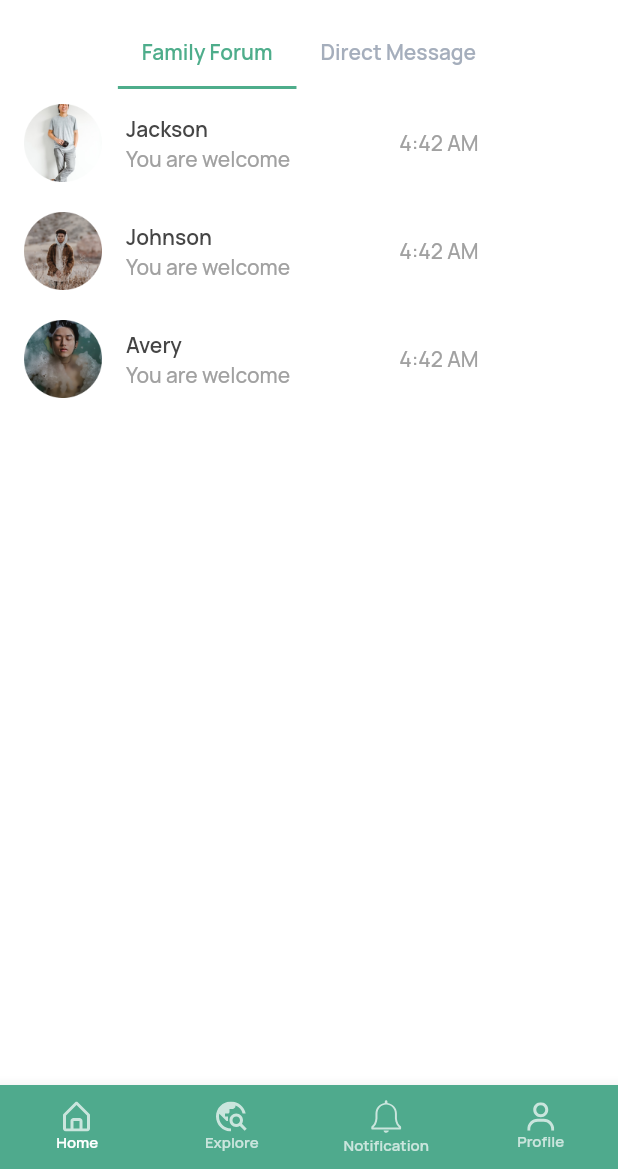
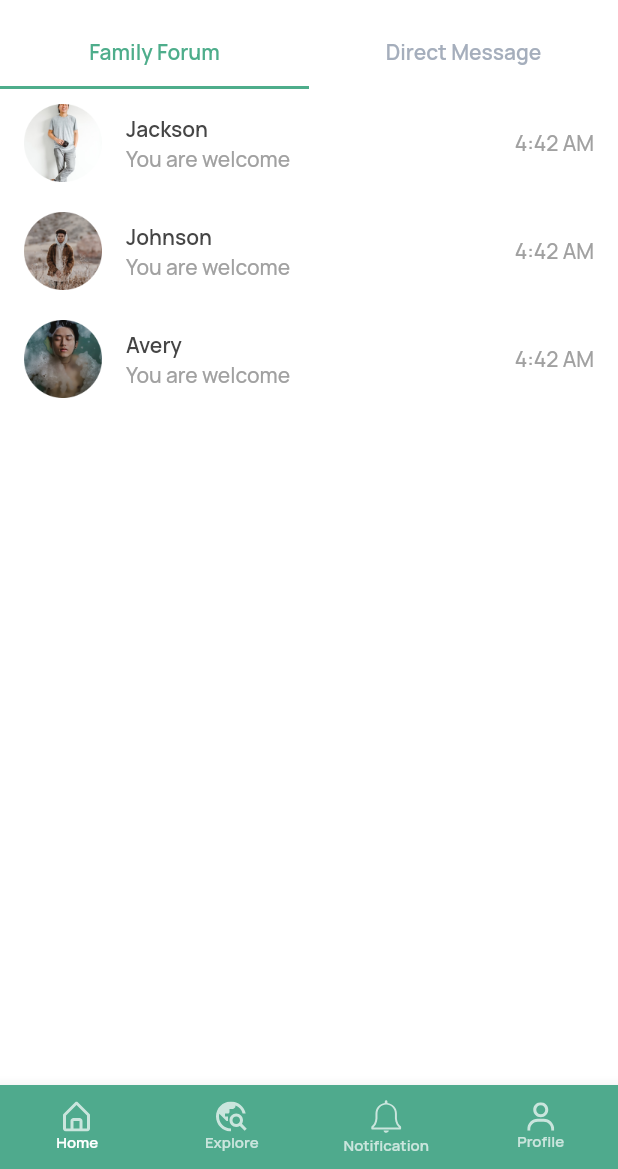
Before and after one commit to cr34t1ve/OakSocial, a Flutter app: the screen it shows after launch, on a phone screen of 412 x 824 dp, the part 67-1236 px from its top. Run offline on Flutter 3.47's test engine with Material 2 defaults, Android fonts, the phone set to English and light mode, and no system bars; our stand-ins replace flutter_svg.

```diff
--- a/lib/screens/explore/explore.dart
+++ b/lib/screens/explore/explore.dart
@@ -21,7 +21,7 @@ class _ExploreState extends State<Explore> with SingleTickerProviderStateMixin {
       appBar: AppBar(
         bottom: TabBar(
           controller: _tabController,
-          isScrollable: true,
+          // isScrollable: true,
           // indicator: BoxDecoration(color: Colors.black),
           indicatorColor: Color(0xFF4EAD8B),
           // indicatorSize: ,
--- a/lib/screens/home/home.dart
+++ b/lib/screens/home/home.dart
@@ -1,7 +1,7 @@
+import 'dart:ui';
+
 import 'package:flutter/material.dart';
-import 'package:flutter_svg/svg.dart';
 import 'package:oak_social/enum/constants.dart';
-import 'package:oak_social/screens/explore/explore.dart';
 
 class Home extends StatefulWidget {
   @override
@@ -9,14 +9,6 @@ class Home extends StatefulWidget {
 }
 
 class _HomeState extends State<Home> with SingleTickerProviderStateMixin {
-
-
-  // final tabs = [
-  //   Home(),
-  //   Explore(),
-  //   Center(child: Text('Notifications')),
-  //   Center(child: Text('Profile')),
-  // ];
 
   TabController _tabController;
   @override
@@ -32,12 +24,12 @@ class _HomeState extends State<Home> with SingleTickerProviderStateMixin {
       backgroundColor: Colors.white,
       appBar: AppBar(
         bottom: TabBar(
+          // indicatorSize: TabBarIndicatorSize.tab,
           controller: _tabController,
-          isScrollable: true,
-          // indicator: BoxDecoration(color: Colors.black),
+          // isScrollable: true,
+          // // indicator: BoxDecoration(color: Colors.black),
           indicatorColor: Color(0xFF4EAD8B),
-          // indicatorSize: ,
-          // indicatorPadding: EdgeInsets.symmetric(horizontal: 40.0),
+          // // indicatorSize: ,
           labelColor: Color(0xFF4EAD8B),
           labelStyle: TextStyle(
               fontSize: 14,
@@ -54,7 +46,7 @@ class _HomeState extends State<Home> with SingleTickerProviderStateMixin {
             Tab(
                 child: Center(
               child: Text(
-                'Family Forum',
+                '    Family Forum    ',
                 style: TextStyle(
                     fontFamily: 'Manrope',
                     fontWeight: FontWeight.w600,
@@ -64,7 +56,7 @@ class _HomeState extends State<Home> with SingleTickerProviderStateMixin {
             Tab(
                 child: Center(
               child: Text(
-                'Direct Message',
+                '    Direct Message    ',
                 style: TextStyle(
                     fontFamily: 'Manrope',
                     fontWeight: FontWeight.w600,
@@ -80,12 +72,7 @@ class _HomeState extends State<Home> with SingleTickerProviderStateMixin {
           height: 33,
         ),
       ),
-      body: Column(
-        children: [
-          Container(
-            height: 250.0,
-            width: 335.0,
-            child: TabBarView(
+      body: TabBarView(
         controller: _tabController,
         children: [
           Tab(
@@ -108,9 +95,6 @@ class _HomeState extends State<Home> with SingleTickerProviderStateMixin {
               );
             },
           ))
-              ],
-            ),
-          ),
         ],
       ),
     );
```
Also changed, not shown: lib/main.dart (+12 -0 lines). Lines whose indentation alone changed are shown as unchanged.
